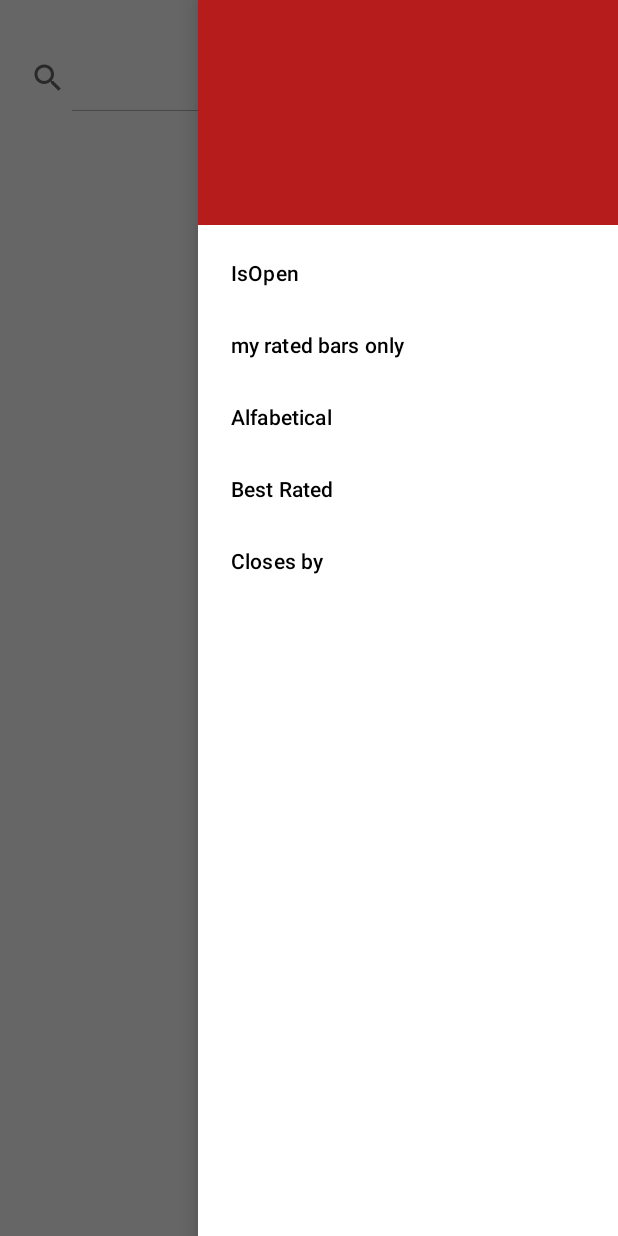
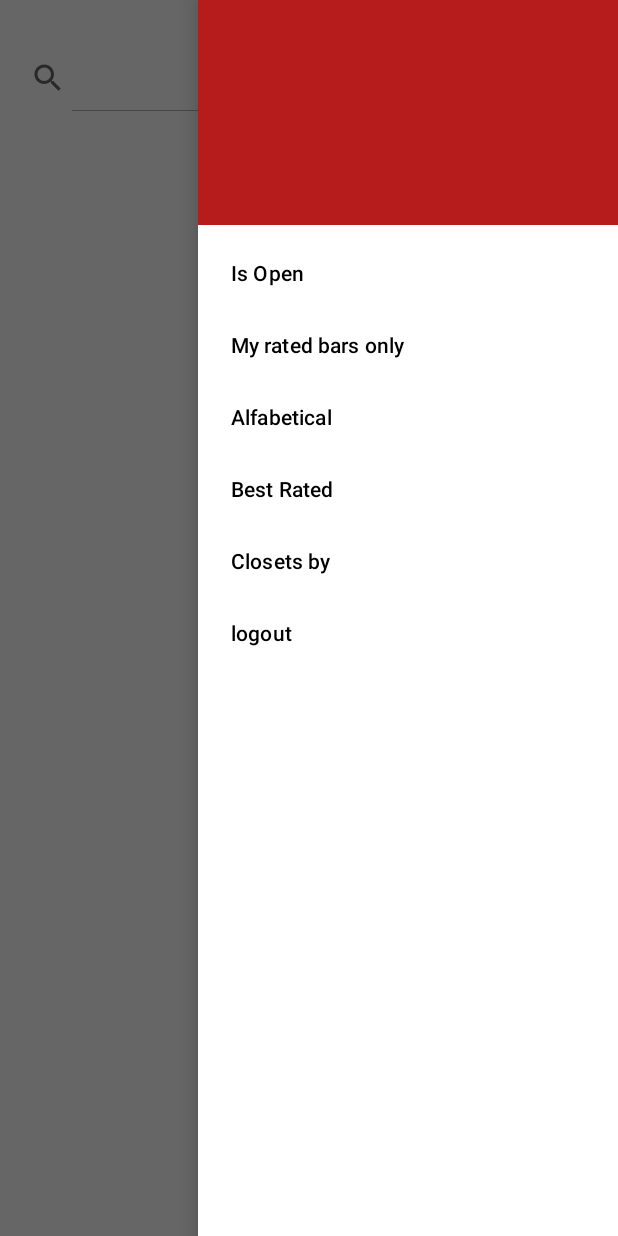
Before and after one commit to Djokkins/AuBarFinder, an Android app: the fragment HomeFragment shown on its own in the app's theme, with the side drawer open, on a phone screen of 412 x 824 dp. Run offline under Robolectric (Android 15) with nearby library versions, the phone set to English and light mode, and no system bars; our stand-ins replace Firebase (no records; nobody signed in at launch, a user with empty details on screens opened directly), Volley; libraries missing offline, so code that uses them is left out: com.facebook, com.facebook.login; pictures from the network do not load; 1 statement that could not run was skipped.

Commit message:
logout menu item

```diff
--- a/app/src/main/java/dk/au/mad21fall/appproject/group3/Other/BarAdapter.java
+++ b/app/src/main/java/dk/au/mad21fall/appproject/group3/Other/BarAdapter.java
@@ -241,7 +241,7 @@ public class BarAdapter extends RecyclerView.Adapter<BarAdapter.BarViewHolder> i
 
         try{
             int afterMidnightCheck = Integer.parseInt(String.valueOf(closeHrs.charAt(0))); // Assume that no bar is open to past 10am the next day
-            if(weekDay == 6) // Day of the week (Friday == 6)
+            if(weekDay == 1) // Day of the week (Friday == 6)
             {
                 // We check if the bar closes after midnight, as this will mess with the isBefore() function
 
@@ -259,7 +259,7 @@ public class BarAdapter extends RecyclerView.Adapter<BarAdapter.BarViewHolder> i
                                     targetTime.isBefore( LocalTime.parse( closeHrs ) )
                     );
                 }
-            }   else if (weekDay == 7) // Day of the week (Saturday == 7)
+            }   else if (weekDay == 2) // Day of the week (Saturday == 7)
             {
                 if (afterMidnightCheck == 0) {
                     open = targetTime.isBefore(LocalTime.parse(closeHrs));
--- a/app/src/main/java/dk/au/mad21fall/appproject/group3/ui/home/HomeFragment.java
+++ b/app/src/main/java/dk/au/mad21fall/appproject/group3/ui/home/HomeFragment.java
@@ -23,7 +23,10 @@ import android.widget.RadioButton;
 import android.widget.RadioGroup;
 import android.widget.TextView;
 import androidx.annotation.NonNull;
+import androidx.appcompat.app.ActionBar;
+import androidx.appcompat.app.AppCompatActivity;
 import androidx.appcompat.widget.SearchView;
+import androidx.appcompat.widget.Toolbar;
 import androidx.drawerlayout.widget.DrawerLayout;
 import androidx.fragment.app.Fragment;
 import androidx.lifecycle.LiveData;
@@ -72,7 +75,6 @@ public class HomeFragment extends Fragment implements BarAdapter.IBarItemClicked
                              ViewGroup container, Bundle savedInstanceState) {
         homeViewModel = new ViewModelProvider(this).get(HomeViewModel.class);
         setHasOptionsMenu(true);
-
         adapter = new BarAdapter(this);
         View v = inflater.inflate(R.layout.fragment_home, container, false);
 
@@ -120,7 +122,9 @@ public class HomeFragment extends Fragment implements BarAdapter.IBarItemClicked
                 return false;
             }
         });
-
+        Toolbar myToolbar = (Toolbar) v.findViewById(R.id.toolbar);
+        ((AppCompatActivity)getActivity()).setSupportActionBar(myToolbar);
+        setHasOptionsMenu(true);
         return v;
     }
 
@@ -167,22 +171,18 @@ public class HomeFragment extends Fragment implements BarAdapter.IBarItemClicked
         Log.d(TAG, "onOptionsItemSelected: loaded");
         int id = item.getItemId();
         if (id == R.id.isopenchbx) {
-            mMyRatedBarsOnly = false;
             mOpenBarsOnly ^= true;
             adapter.sortByOpen(mOpenBarsOnly);
             if(mOpenBarsOnly){
-                mMyRatedBarsOnly = false;
                 item.setChecked(true);
             }
             else {item.setChecked(false);}
             return true;
         }
         if (id == R.id.sortmyrateditems) {
-
             mMyRatedBarsOnly ^= true;
-            adapter.sortByOpen(mMyRatedBarsOnly);
+            adapter.sortByUserRated(mMyRatedBarsOnly);
             if(mMyRatedBarsOnly){
-                mOpenBarsOnly = false;
                 item.setChecked(true);
             }
             else {item.setChecked(false);}
@@ -207,6 +207,11 @@ public class HomeFragment extends Fragment implements BarAdapter.IBarItemClicked
             adapter.sortByDistance();
             return true;
         }
+
+        if (id == R.id.logout) {
+            //run your method
+            return true;
+        }
         return super.onOptionsItemSelected(item);
     }
 
--- a/app/src/main/res/menu/nav_drawer_menu.xml
+++ b/app/src/main/res/menu/nav_drawer_menu.xml
@@ -4,11 +4,11 @@
     xmlns:app="http://schemas.android.com/apk/res-auto">
         <item
             android:id="@+id/isopenchbx"
-            android:title="IsOpen"
+            android:title="Is Open"
             android:checkable="true" />
         <item
             android:id="@+id/sortmyrateditems"
-            android:title="my rated bars only"
+            android:title="My rated bars only"
             android:checkable="true"/>
         <item
             android:id="@+id/sortalphabetical"
@@ -19,6 +19,9 @@
 
         <item
             android:id="@+id/sortdistanceitem"
-            android:title="Closes by" />
+            android:title="Closets by" />
+        <item
+            android:id="@+id/logout"
+            android:title="logout" />
 
 </menu>
```
